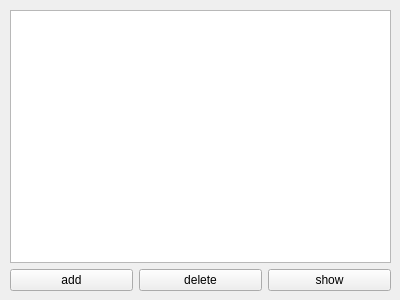
Old version of the form qt5_client/contact.ui in the repository mahongquan/parts.
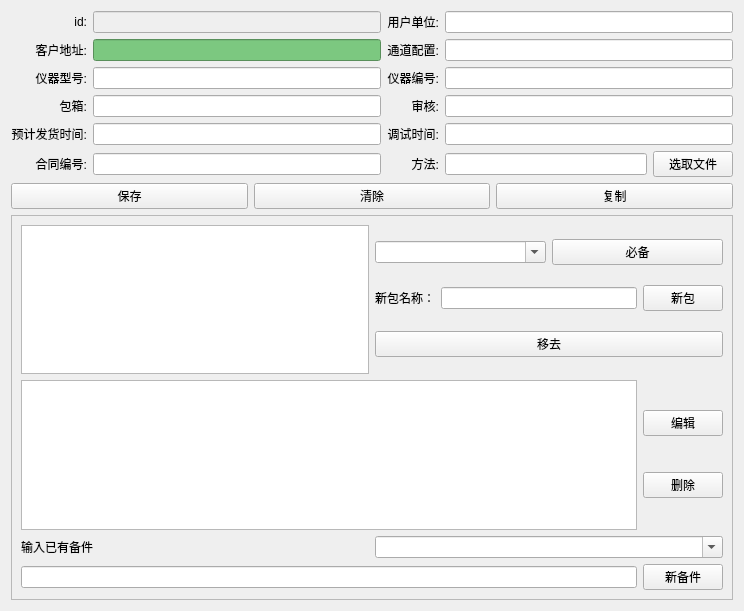
New version of the form.

```diff
--- a/qt5_client/contact.ui
+++ b/qt5_client/contact.ui
@@ -6,53 +6,365 @@
    <rect>
     <x>0</x>
     <y>0</y>
-    <width>400</width>
-    <height>300</height>
+    <width>744</width>
+    <height>611</height>
    </rect>
   </property>
   <property name="windowTitle">
    <string>Form</string>
   </property>
-  <widget class="QWidget" name="layoutWidget">
-   <property name="geometry">
-    <rect>
-     <x>10</x>
-     <y>10</y>
-     <width>381</width>
-     <height>281</height>
-    </rect>
-   </property>
-   <layout class="QVBoxLayout" name="verticalLayout">
-    <item>
-     <widget class="QTableWidget" name="tableWidget"/>
-    </item>
-    <item>
-     <layout class="QHBoxLayout" name="horizontalLayout">
+  <layout class="QVBoxLayout" name="verticalLayout_5">
+   <item>
+    <layout class="QGridLayout" name="gridLayout">
+     <item row="0" column="0">
+      <widget class="QLabel" name="label">
+       <property name="text">
+        <string>id:</string>
+       </property>
+       <property name="alignment">
+        <set>Qt::AlignRight|Qt::AlignTrailing|Qt::AlignVCenter</set>
+       </property>
+      </widget>
+     </item>
+     <item row="0" column="1">
+      <widget class="QLineEdit" name="lineEdit_id">
+       <property name="enabled">
+        <bool>false</bool>
+       </property>
+      </widget>
+     </item>
+     <item row="0" column="2">
+      <widget class="QLabel" name="label_10">
+       <property name="text">
+        <string>用户单位:</string>
+       </property>
+       <property name="alignment">
+        <set>Qt::AlignRight|Qt::AlignTrailing|Qt::AlignVCenter</set>
+       </property>
+      </widget>
+     </item>
+     <item row="0" column="3">
+      <widget class="QLineEdit" name="lineEdit_yonghu"/>
+     </item>
+     <item row="1" column="0">
+      <widget class="QLabel" name="label_2">
+       <property name="text">
+        <string>客户地址:</string>
+       </property>
+       <property name="alignment">
+        <set>Qt::AlignRight|Qt::AlignTrailing|Qt::AlignVCenter</set>
+       </property>
+      </widget>
+     </item>
+     <item row="1" column="1">
+      <widget class="QLineEdit" name="lineEdit_addr">
+       <property name="styleSheet">
+        <string notr="true">background-color:  rgba(124, 200,128, 255)</string>
+       </property>
+      </widget>
+     </item>
+     <item row="1" column="2">
+      <widget class="QLabel" name="label_11">
+       <property name="text">
+        <string>通道配置:</string>
+       </property>
+       <property name="alignment">
+        <set>Qt::AlignRight|Qt::AlignTrailing|Qt::AlignVCenter</set>
+       </property>
+      </widget>
+     </item>
+     <item row="1" column="3">
+      <widget class="QLineEdit" name="lineEdit_channels"/>
+     </item>
+     <item row="2" column="0">
+      <widget class="QLabel" name="label_3">
+       <property name="text">
+        <string>仪器型号:</string>
+       </property>
+       <property name="alignment">
+        <set>Qt::AlignRight|Qt::AlignTrailing|Qt::AlignVCenter</set>
+       </property>
+      </widget>
+     </item>
+     <item row="2" column="1">
+      <widget class="QLineEdit" name="lineEdit_yiqixinghao"/>
+     </item>
+     <item row="2" column="2">
+      <widget class="QLabel" name="label_9">
+       <property name="text">
+        <string>仪器编号:</string>
+       </property>
+       <property name="alignment">
+        <set>Qt::AlignRight|Qt::AlignTrailing|Qt::AlignVCenter</set>
+       </property>
+      </widget>
+     </item>
+     <item row="2" column="3">
+      <widget class="QLineEdit" name="lineEdit_yiqibh"/>
+     </item>
+     <item row="3" column="0">
+      <widget class="QLabel" name="label_5">
+       <property name="text">
+        <string>包箱:</string>
+       </property>
+       <property name="alignment">
+        <set>Qt::AlignRight|Qt::AlignTrailing|Qt::AlignVCenter</set>
+       </property>
+      </widget>
+     </item>
+     <item row="3" column="1">
+      <widget class="QLineEdit" name="lineEdit_baoxiang"/>
+     </item>
+     <item row="3" column="2">
+      <widget class="QLabel" name="label_8">
+       <property name="text">
+        <string>审核:</string>
+       </property>
+       <property name="alignment">
+        <set>Qt::AlignRight|Qt::AlignTrailing|Qt::AlignVCenter</set>
+       </property>
+      </widget>
+     </item>
+     <item row="3" column="3">
+      <widget class="QLineEdit" name="lineEdit_shenhe"/>
+     </item>
+     <item row="4" column="0">
+      <widget class="QLabel" name="label_6">
+       <property name="text">
+        <string>预计发货时间:</string>
+       </property>
+       <property name="alignment">
+        <set>Qt::AlignRight|Qt::AlignTrailing|Qt::AlignVCenter</set>
+       </property>
+      </widget>
+     </item>
+     <item row="4" column="1">
+      <widget class="QLineEdit" name="lineEdit_yujifahuo_date"/>
+     </item>
+     <item row="4" column="2">
+      <widget class="QLabel" name="label_7">
+       <property name="text">
+        <string>调试时间:</string>
+       </property>
+       <property name="alignment">
+        <set>Qt::AlignRight|Qt::AlignTrailing|Qt::AlignVCenter</set>
+       </property>
+      </widget>
+     </item>
+     <item row="4" column="3">
+      <widget class="QLineEdit" name="lineEdit_tiaoshi_date"/>
+     </item>
+     <item row="5" column="0">
+      <widget class="QLabel" name="label_4">
+       <property name="text">
+        <string>合同编号:</string>
+       </property>
+       <property name="alignment">
+        <set>Qt::AlignRight|Qt::AlignTrailing|Qt::AlignVCenter</set>
+       </property>
+      </widget>
+     </item>
+     <item row="5" column="1">
+      <widget class="QLineEdit" name="lineEdit_hetongbh"/>
+     </item>
+     <item row="5" column="2">
+      <widget class="QLabel" name="label_12">
+       <property name="text">
+        <string>方法:</string>
+       </property>
+       <property name="alignment">
+        <set>Qt::AlignRight|Qt::AlignTrailing|Qt::AlignVCenter</set>
+       </property>
+      </widget>
+     </item>
+     <item row="5" column="3">
+      <layout class="QHBoxLayout" name="horizontalLayout">
+       <item>
+        <widget class="QLineEdit" name="lineEdit_method">
+         <property name="readOnly">
+          <bool>true</bool>
+         </property>
+        </widget>
+       </item>
+       <item>
+        <widget class="QPushButton" name="pushButton_method">
+         <property name="text">
+          <string>选取文件</string>
+         </property>
+        </widget>
+       </item>
+      </layout>
+     </item>
+    </layout>
+   </item>
+   <item>
+    <layout class="QHBoxLayout" name="horizontalLayout_2">
+     <item>
+      <widget class="QPushButton" name="pushButton_save">
+       <property name="text">
+        <string>保存</string>
+       </property>
+      </widget>
+     </item>
+     <item>
+      <widget class="QPushButton" name="pushButton_clear">
+       <property name="text">
+        <string>清除</string>
+       </property>
+      </widget>
+     </item>
+     <item>
+      <widget class="QPushButton" name="pushButton_copy">
+       <property name="text">
+        <string>复制</string>
+       </property>
+      </widget>
+     </item>
+    </layout>
+   </item>
+   <item>
+    <widget class="QFrame" name="frame">
+     <property name="frameShape">
+      <enum>QFrame::StyledPanel</enum>
+     </property>
+     <property name="frameShadow">
+      <enum>QFrame::Raised</enum>
+     </property>
+     <layout class="QVBoxLayout" name="verticalLayout_4">
       <item>
-       <widget class="QPushButton" name="pushButton">
-        <property name="text">
-         <string>add</string>
-        </property>
-       </widget>
+       <layout class="QHBoxLayout" name="horizontalLayout_5">
+        <item>
+         <widget class="QTableWidget" name="tableWidget"/>
+        </item>
+        <item>
+         <layout class="QVBoxLayout" name="verticalLayout">
+          <item>
+           <layout class="QHBoxLayout" name="horizontalLayout_3">
+            <item>
+             <widget class="QComboBox" name="comboBox">
+              <property name="minimumSize">
+               <size>
+                <width>150</width>
+                <height>0</height>
+               </size>
+              </property>
+              <property name="editable">
+               <bool>true</bool>
+              </property>
+             </widget>
+            </item>
+            <item>
+             <widget class="QPushButton" name="pushButton_bibei">
+              <property name="text">
+               <string>必备</string>
+              </property>
+             </widget>
+            </item>
+           </layout>
+          </item>
+          <item>
+           <layout class="QHBoxLayout" name="horizontalLayout_4">
+            <item>
+             <widget class="QLabel" name="label_13">
+              <property name="text">
+               <string>新包名称：</string>
+              </property>
+             </widget>
+            </item>
+            <item>
+             <widget class="QLineEdit" name="lineEdit_packname"/>
+            </item>
+            <item>
+             <widget class="QPushButton" name="pushButton_newpack">
+              <property name="text">
+               <string>新包</string>
+              </property>
+             </widget>
+            </item>
+           </layout>
+          </item>
+          <item>
+           <widget class="QPushButton" name="pushButton_deletepack">
+            <property name="text">
+             <string>移去</string>
+            </property>
+           </widget>
+          </item>
+         </layout>
+        </item>
+       </layout>
       </item>
       <item>
-       <widget class="QPushButton" name="pushButton_2">
-        <property name="text">
-         <string>delete</string>
-        </property>
-       </widget>
-      </item>
-      <item>
-       <widget class="QPushButton" name="pushButton_3">
-        <property name="text">
-         <string>show</string>
-        </property>
-       </widget>
+       <layout class="QVBoxLayout" name="verticalLayout_2">
+        <item>
+         <layout class="QHBoxLayout" name="horizontalLayout_6">
+          <item>
+           <widget class="QTableWidget" name="tableWidget_2"/>
+          </item>
+          <item>
+           <layout class="QVBoxLayout" name="verticalLayout_3">
+            <item>
+             <widget class="QPushButton" name="pushButton_edititem">
+              <property name="text">
+               <string>编辑</string>
+              </property>
+             </widget>
+            </item>
+            <item>
+             <widget class="QPushButton" name="pushButton_deleteitem">
+              <property name="text">
+               <string>删除</string>
+              </property>
+             </widget>
+            </item>
+           </layout>
+          </item>
+         </layout>
+        </item>
+        <item>
+         <layout class="QHBoxLayout" name="horizontalLayout_7">
+          <item>
+           <widget class="QLabel" name="label_14">
+            <property name="text">
+             <string>输入已有备件</string>
+            </property>
+           </widget>
+          </item>
+          <item>
+           <widget class="QComboBox" name="comboBox_2">
+            <property name="minimumSize">
+             <size>
+              <width>150</width>
+              <height>0</height>
+             </size>
+            </property>
+            <property name="editable">
+             <bool>true</bool>
+            </property>
+           </widget>
+          </item>
+         </layout>
+        </item>
+        <item>
+         <layout class="QHBoxLayout" name="horizontalLayout_8">
+          <item>
+           <widget class="QLineEdit" name="lineEdit_itemname"/>
+          </item>
+          <item>
+           <widget class="QPushButton" name="pushButton_2">
+            <property name="text">
+             <string>新备件</string>
+            </property>
+           </widget>
+          </item>
+         </layout>
+        </item>
+       </layout>
       </item>
      </layout>
-    </item>
-   </layout>
-  </widget>
+    </widget>
+   </item>
+  </layout>
  </widget>
  <resources/>
  <connections>
```
Left out of the diff: 390 changed lines with no effect on the pictures.
